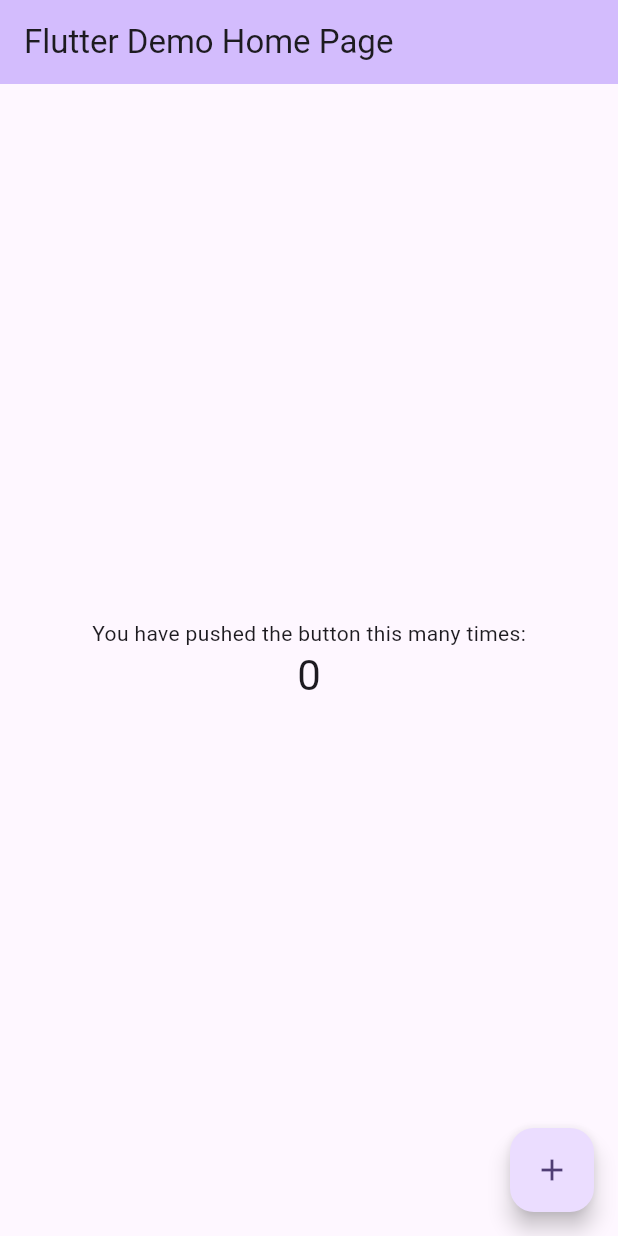
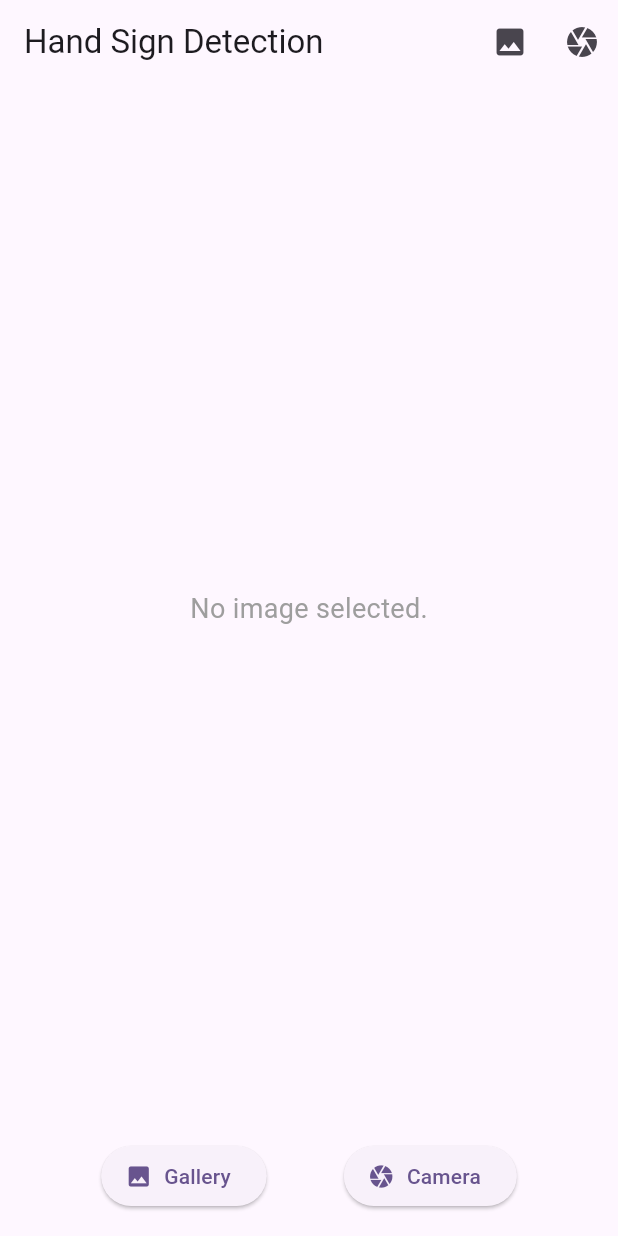
Before and after one commit to SubhasreeCodes/flutter_hand_sign, a Flutter app: the screen it shows after launch, on a phone screen of 412 x 824 dp. Run offline on Flutter 3.47's test engine with Material 3 defaults, Android fonts, the phone set to English and light mode, and no system bars; our stand-ins replace image_picker.

Commit message:
Home Screen Added

```diff
--- a/lib/main.dart
+++ b/lib/main.dart
@@ -1,4 +1,5 @@
 import 'package:flutter/material.dart';
+import 'package:flutter_hand_sign/screens/HomeScreen.dart';
 
 void main() {
   runApp(const MyApp());
@@ -31,7 +32,8 @@ class MyApp extends StatelessWidget {
         colorScheme: ColorScheme.fromSeed(seedColor: Colors.deepPurple),
         useMaterial3: true,
       ),
-      home: const MyHomePage(title: 'Flutter Demo Home Page'),
+      // home: const MyHomePage(title: 'Flutter Demo Home Page'),
+      home: const HomeScreen(),
     );
   }
 }
--- /dev/null
+++ b/lib/screens/HomeScreen.dart
@@ -0,0 +1,83 @@
+import 'dart:io';
+import 'package:flutter/material.dart';
+import 'package:image_picker/image_picker.dart';
+class HomeScreen extends StatefulWidget {
+  const HomeScreen({super.key});
+  @override
+  _HomeScreenState createState() => _HomeScreenState();
+}
+class _HomeScreenState extends State<HomeScreen> {
+  File? _selectedImage;
+  Future<void> pickImage(ImageSource source) async {
+    final picker = ImagePicker();
+    final pickedFile = await picker.pickImage(source: source);
+    if (pickedFile != null) {
+      setState(() {
+        _selectedImage = File(pickedFile.path);
+      });
+    } else {
+      // Handle the case when no image is selected or captured.
+      ScaffoldMessenger.of(context).showSnackBar(
+        SnackBar(content: Text('No image selected.')),
+      );
+    }
+  }
+  @override
+  Widget build(BuildContext context) {
+    return Scaffold(
+      appBar: AppBar(
+        title: const Text("Hand Sign Detection"),
+        actions: [
+          IconButton(
+              icon: Icon(Icons.photo),
+              onPressed: () => pickImage(ImageSource.gallery)
+          ),
+          IconButton(
+              icon: Icon(Icons.camera),
+              onPressed: () => pickImage(ImageSource.camera)
+          ),
+        ],
+      ),
+      body: Padding(
+        padding: const EdgeInsets.all(16.0),
+        child: Column(
+          crossAxisAlignment: CrossAxisAlignment.center,
+          children: [
+            // Image Preview
+            Expanded(
+              child: _selectedImage != null
+                  ? Image.file(
+                _selectedImage!,
+                fit: BoxFit.cover,
+                width: double.infinity,
+              )
+                  : Center(
+                child: Text(
+                  "No image selected.",
+                  style: TextStyle(fontSize: 18, color: Colors.grey),
+                ),
+              ),
+            ),
+            const SizedBox(height: 20),
+            // Buttons for Picking Image
+            Row(
+              mainAxisAlignment: MainAxisAlignment.spaceEvenly,
+              children: [
+                ElevatedButton.icon(
+                  onPressed: () => pickImage(ImageSource.gallery),
+                  icon: const Icon(Icons.photo),
+                  label: const Text("Gallery"),
+                ),
+                ElevatedButton.icon(
+                  onPressed: () => pickImage(ImageSource.camera),
+                  icon: const Icon(Icons.camera),
+                  label: const Text("Camera"),
+                ),
+              ],
+            ),
+          ],
+        ),
+      ),
+    );
+  }
+}
```
Also changed, not shown: 2 other files.
